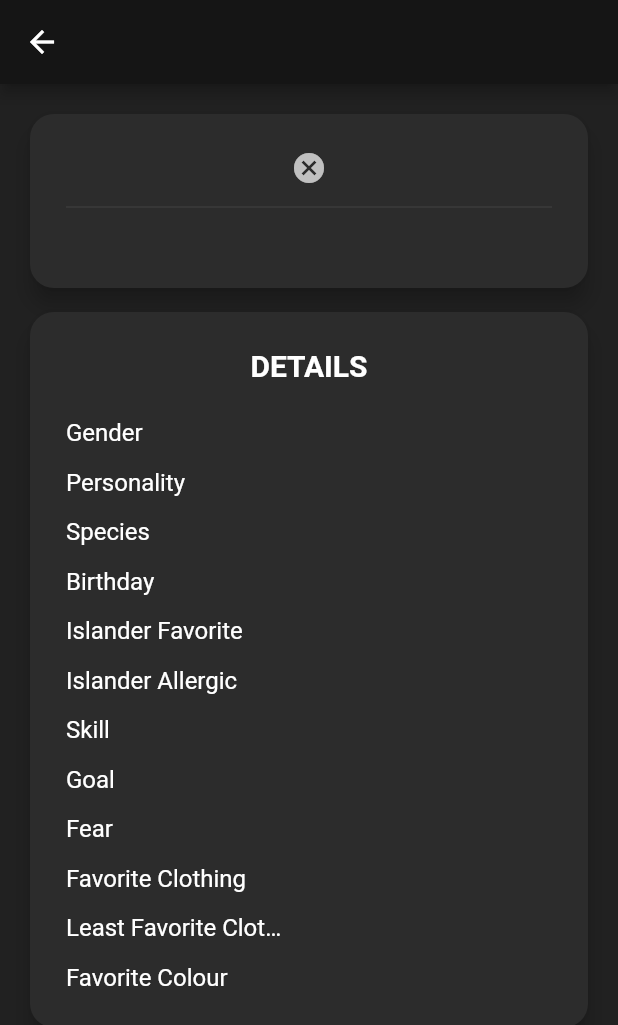
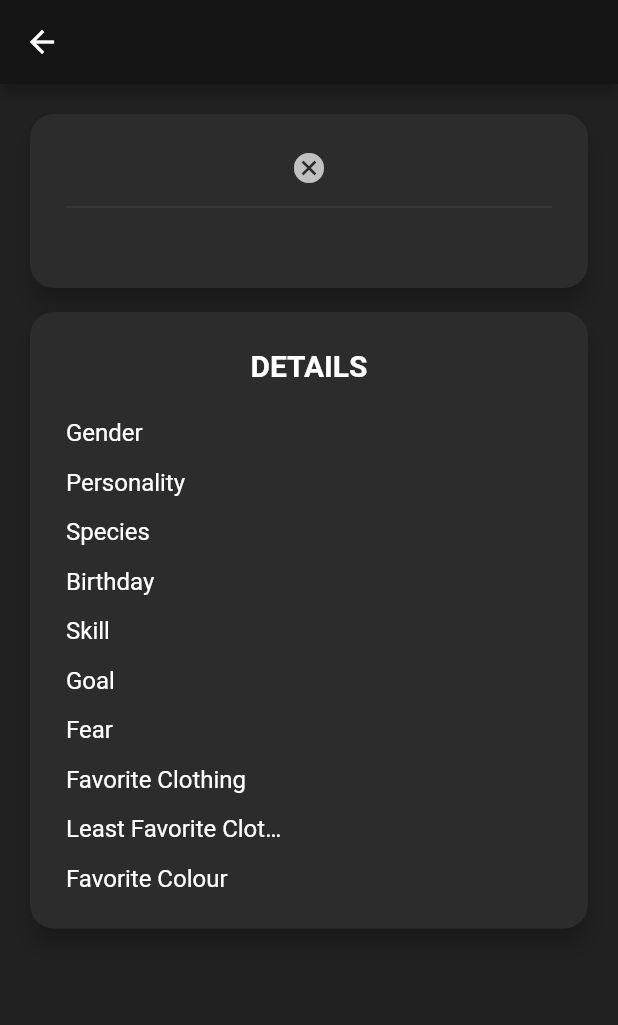
Before and after one commit to carluqcor/Animal-Crossing-App, a Flutter app: the VillagerPage screen opened directly with empty values, on a phone screen of 412 x 824 dp. Shown: the top 1025 px of the screen. Run offline on Flutter 3.47's test engine with Material 2 defaults, Android fonts, the phone set to English and light mode, and no system bars; drawn by our look-alikes of cached_network_image; our stand-ins replace dio, flutter_i18n, flutter_svg, shared_preferences; missing offline and left inert: dart:ffi, expand_widget, flutter_web_browser, quick_actions, row_collection; accounts and stored records are empty; network calls fail.

Commit message:
Field hided (#10)

```diff
--- a/lib/ui/pages/villager.dart
+++ b/lib/ui/pages/villager.dart
@@ -32,85 +32,77 @@ class VillagerPage extends StatelessWidget {
             title: 'DETAILS',
             body: Column(
               children: <Widget>[
-                RowItem.textRow(
+                _villager.gender != null ? RowItem.textRow(
                   context,
                   'Gender',
-                  _villager.gender != null ? _villager.gender : '',
-                ),
+                  _villager.gender,
+                ) : Separator.none(),
                 Separator.spacer(),
-                RowItem.textRow(
+                _villager.personality != null ? RowItem.textRow(
                   context,
                   'Personality',
-                  _villager.personality != null ? _villager.personality : '',
-                ),
+                  _villager.personality,
+                ) : Separator.none(),
                 Separator.spacer(),
-                RowItem.textRow(
+                _villager.species != null ? RowItem.textRow(
                   context,
                   'Species',
-                  _villager.species != null ? _villager.species : '',
-                ),
+                  _villager.species,
+                ) : Separator.none(),
                 Separator.spacer(),
-                RowItem.textRow(
+                _villager.birthday != null ? RowItem.textRow(
                   context,
                   'Birthday',
-                  _villager.birthday != null ? _villager.birthday : '',
-                ),
-                Separator.spacer(),
-                RowItem.textRow(
+                  _villager.birthday,
+                ) : Separator.none(),
+                isDataFilled(_villager.islanderFavorite) ? Separator.spacer() : Separator.none(),
+                isDataFilled(_villager.islanderFavorite) ? RowItem.textRow(
                   context,
                   'Islander Favorite',
-                  _villager.islanderFavorite != null
-                      ? _villager.islanderFavorite
-                      : '',
-                ),
+                      _villager.islanderFavorite,
+                ) : Separator.none(),
                 Separator.spacer(),
-                RowItem.textRow(
+                isDataFilled(_villager.islanderAllergic) ? RowItem.textRow(
                   context,
-                  'Islander Allergic',
-                  _villager.islanderAllergic != null
-                      ? _villager.islanderAllergic
-                      : '',
-                ),
-                Separator.spacer(),
-                RowItem.textRow(
+                  'Islander Allergic', _villager.islanderAllergic,
+                ) : Separator.none(),
+                isDataFilled(_villager.islanderAllergic) ? Separator.spacer() : Separator.none(),
+                _villager.skill != null ? RowItem.textRow(
                   context,
                   'Skill',
-                  _villager.skill != null ? _villager.skill : '',
-                ),
+                  _villager.skill,
+                ) : Separator.none(),
                 Separator.spacer(),
-                RowItem.textRow(
+                _villager.goal != null ? RowItem.textRow(
                   context,
                   'Goal',
-                  _villager.goal != null ? _villager.goal : '',
-                ),
+                  _villager.goal,
+                ) : Separator.none(),
                 Separator.spacer(),
-                RowItem.textRow(
+                _villager.fear != null ? RowItem.textRow(
                   context,
                   'Fear',
-                  _villager.fear != null ? _villager.fear : '',
-                ),
+                  _villager.fear,
+                ) : Separator.none(),
                 Separator.spacer(),
-                RowItem.textRow(
+                _villager.favClothing != null ? RowItem.textRow(
                   context,
                   'Favorite Clothing',
-                  _villager.favClothing != null ? _villager.favClothing : '',
-                ),
+                  _villager.favClothing,
+                ) : Separator.none(),
                 Separator.spacer(),
-                RowItem.textRow(
+                _villager.leastFavClothing != null ? RowItem.textRow(
                   context,
                   'Least Favorite Clothing',
-                  _villager.leastFavClothing != null
-                      ? _villager.leastFavClothing
-                      : '',
-                ),
+                  _villager.leastFavClothing,
+                ) : Separator.none(),
                 Separator.spacer(),
-                RowItem.textRowColored(
+                _villager.favColor != null ? RowItem.textRowColored(
                   context,
                   'Favorite Colour',
-                  _villager.favColor != null ? _villager.favColor : '',
+                  _villager.favColor,
                   colors[_villager.favColor],
-                  //Colors.getColorVillager(_villager.favColor),
-                ),
+                ) : Separator.none(),
               ],
             ),
           ),
--- /dev/null
+++ b/lib/util/data.dart
@@ -0,0 +1,10 @@
+bool isDataFilled(String name){
+  switch(name){
+    case '':
+      return false;
+    case 'N/A':
+      return false;
+    default:
+      return true;
+  }
+}
--- a/lib/util/index.dart
+++ b/lib/util/index.dart
@@ -2,3 +2,4 @@ export 'colors.dart';
 export 'url.dart';
 export 'get_color.dart';
 export 'months.dart';
+export 'data.dart';
```
